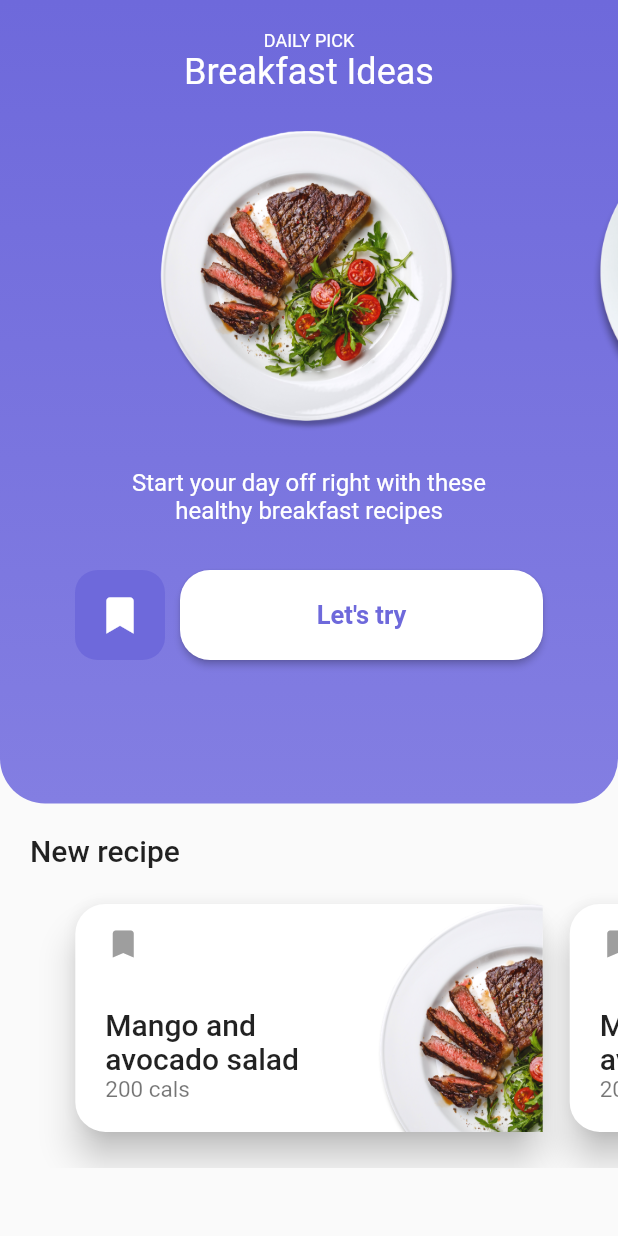
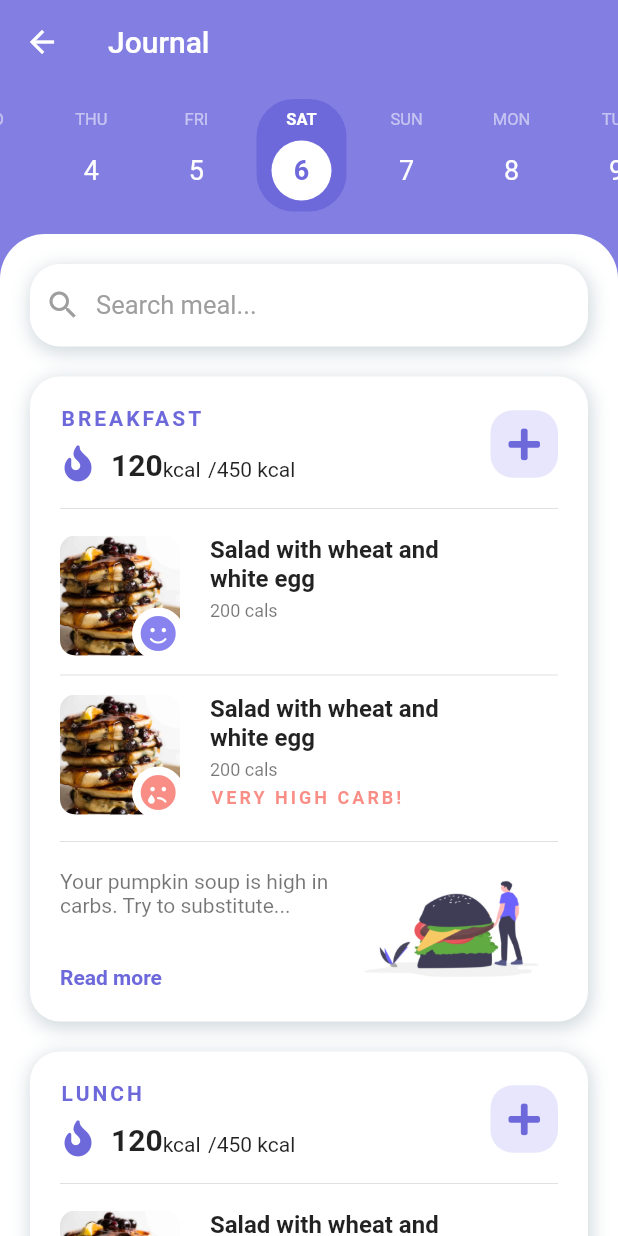
Before and after one commit to marcossevilla/ui-challenges, a Flutter app: the FitnessApp screen opened directly, after a tap on an icon or button, on a phone screen of 412 x 824 dp. Run offline on Flutter 3.47's test engine with Material 2 defaults, Android fonts, the phone set to English and light mode, and no system bars; our stand-ins replace animate_do, flutter_lorem, flutter_svg, flutter_swiper, font_awesome_flutter.

Commit message:
FitnessApp - Finished journal screen

```diff
--- /dev/null
+++ b/lib/src/fitness_app/extensions/date_ext.dart
@@ -0,0 +1,48 @@
+extension DateExt on DateTime {
+  static List<DateTime> getRandomDates(int length) {
+    DateTime now = DateTime.now();
+
+    List<DateTime> datesBefore = [];
+    List<DateTime> datesAfter = [];
+
+    for (int i = 0; i < length; i++) {
+      datesAfter.add(now.add(Duration(days: i + 1)));
+      datesBefore.add(now.subtract(Duration(days: i + 1)));
+    }
+
+    datesBefore.add(now);
+    datesBefore.addAll(datesAfter);
+    datesBefore.sort();
+
+    return datesBefore;
+  }
+
+  static String getDayStr(DateTime date) {
+    switch (date.weekday) {
+      case 1:
+        return 'Monday';
+        break;
+      case 2:
+        return 'Tuesday';
+        break;
+      case 3:
+        return 'Wednesday';
+        break;
+      case 4:
+        return 'Thursday';
+        break;
+      case 5:
+        return 'Friday';
+        break;
+      case 6:
+        return 'Saturday';
+        break;
+      case 7:
+        return 'Sunday';
+        break;
+      default:
+        return 'N/A';
+        break;
+    }
+  }
+}
--- /dev/null
+++ b/lib/src/fitness_app/extensions/string_ext.dart
@@ -0,0 +1,5 @@
+extension StringExt on String {
+  static String initials(String value) {
+    return value[0] + value[1] + value[2];
+  }
+}
--- a/lib/src/fitness_app/screens/daily_pick_screen.dart
+++ b/lib/src/fitness_app/screens/daily_pick_screen.dart
@@ -1,9 +1,12 @@
 import 'package:flutter/material.dart';
+
+import 'package:animate_do/animate_do.dart';
 import 'package:font_awesome_flutter/font_awesome_flutter.dart';
 
 import '../colors.dart';
 import '../widgets/buttons.dart';
 import '../widgets/cards.dart';
+import '../screens/journal_screen.dart';
 
 class FitnessApp extends StatelessWidget {
   @override
@@ -12,7 +15,7 @@ class FitnessApp extends StatelessWidget {
       body: Column(
         children: [
           // upper part
-          _DailyPick(),
+          SlideInDown(child: _DailyPick()),
           _NewRecipes(),
         ],
       ),
@@ -29,14 +32,16 @@ class _NewRecipes extends StatelessWidget {
       crossAxisAlignment: CrossAxisAlignment.start,
       children: [
         Container(
-          margin: const EdgeInsets.only(top: 20.0, left: 20.0),
+          margin: const EdgeInsets.only(top: 20.0, left: 45.0),
           width: double.infinity,
+          child: FadeIn(
             child: Text(
               'New recipe',
               style: Theme.of(context).textTheme.headline6,
             ),
           ),
-        _RecipeSlider(),
+        ),
+        SlideInRight(child: _RecipeSlider()),
       ],
     );
   }
@@ -83,21 +88,28 @@ class _DailyPick extends StatelessWidget {
         child: ListView(
           children: [
             SizedBox(height: 20.0),
-            Text(
+            SlideInDown(
+              child: Text(
                 'Daily pick'.toUpperCase(),
                 style: Theme.of(context).textTheme.caption.copyWith(
                       color: Colors.white,
                     ),
                 textAlign: TextAlign.center,
               ),
-            Text(
+            ),
+            SlideInDown(
+              child: Text(
                 'Breakfast Ideas',
                 style: Theme.of(context).textTheme.headline5.copyWith(
                       color: Colors.white,
                     ),
                 textAlign: TextAlign.center,
               ),
-            _MealSlider(),
+            ),
+            SlideInRight(
+              duration: Duration(seconds: 1),
+              child: _MealSlider(),
+            ),
             Text(
               'Start your day off right with these\nhealthy breakfast recipes',
               style: Theme.of(context)
@@ -107,7 +119,7 @@ class _DailyPick extends StatelessWidget {
               textAlign: TextAlign.center,
             ),
             SizedBox(height: 30.0),
-            _Buttons(),
+            SlideInRight(child: _Buttons()),
           ],
         ),
       ),
@@ -141,6 +153,9 @@ class _Buttons extends StatelessWidget {
                 textColor: darkPurple,
                 label: 'Let\'s try',
                 backgroundColor: Colors.white,
+                onPressed: () => Navigator.of(context).push(
+                  MaterialPageRoute(builder: (context) => JournalScreen()),
+                ),
               ),
             ),
           ),
@@ -150,24 +165,8 @@ class _Buttons extends StatelessWidget {
   }
 }
 
-class _MealSlider extends StatefulWidget {
+class _MealSlider extends StatelessWidget {
   const _MealSlider({Key key}) : super(key: key);
-
-  @override
-  __MealSliderState createState() => __MealSliderState();
-}
-
-class __MealSliderState extends State<_MealSlider> {
-  PageController _controller;
-
-  @override
-  void initState() {
-    _controller = PageController(
-      viewportFraction: 0.7,
-      initialPage: 0,
-    );
-    super.initState();
-  }
 
   @override
   Widget build(BuildContext context) {
@@ -176,7 +175,10 @@ class __MealSliderState extends State<_MealSlider> {
       height: 200,
       width: double.infinity,
       child: PageView(
-        controller: _controller,
+        controller: PageController(
+          viewportFraction: 0.6,
+          initialPage: 0,
+        ),
         physics: BouncingScrollPhysics(),
         children: [
           for (int i = 0; i < 4; i++)
--- a/lib/src/fitness_app/screens/journal_screen.dart
+++ b/lib/src/fitness_app/screens/journal_screen.dart
@@ -0,0 +1,370 @@
+import 'package:flutter/cupertino.dart';
+import 'package:flutter/material.dart';
+
+import 'package:animate_do/animate_do.dart';
+import 'package:font_awesome_flutter/font_awesome_flutter.dart';
+
+import '../colors.dart';
+import '../widgets/buttons.dart';
+import '../extensions/date_ext.dart';
+import '../extensions/string_ext.dart';
+
+class JournalScreen extends StatelessWidget {
+  @override
+  Widget build(BuildContext context) {
+    final dates = DateExt.getRandomDates(7);
+
+    return Scaffold(
+      appBar: AppBar(
+        title: SlideInUp(child: Text('Journal')),
+        backgroundColor: lightPurple,
+        elevation: 0.0,
+      ),
+      backgroundColor: lightPurple,
+      body: Column(
+        children: [
+          SlideInRight(child: _DateSlider(dates: dates)),
+          Expanded(
+            child: ClipRRect(
+              borderRadius: BorderRadius.only(
+                topLeft: Radius.circular(30.0),
+                topRight: Radius.circular(30.0),
+              ),
+              child: SlideInUp(
+                child: Container(
+                  width: double.infinity,
+                  color: Colors.white,
+                  child: ListView(
+                    children: [
+                      FadeInLeft(child: _SearchBar()),
+                      FadeInUp(child: _MealCard(title: 'Breakfast')),
+                      FadeInUp(child: _MealCard(title: 'Lunch')),
+                    ],
+                  ),
+                ),
+              ),
+            ),
+          )
+        ],
+      ),
+    );
+  }
+}
+
+class _MealCard extends StatelessWidget {
+  const _MealCard({Key key, this.title}) : super(key: key);
+
+  final String title;
+
+  @override
+  Widget build(BuildContext context) {
+    return ElevatedCard(
+      height: 430,
+      margin: const EdgeInsets.symmetric(horizontal: 20.0, vertical: 10.0),
+      padding: const EdgeInsets.all(20.0),
+      child: Column(
+        crossAxisAlignment: CrossAxisAlignment.start,
+        children: [
+          Row(
+            mainAxisAlignment: MainAxisAlignment.spaceBetween,
+            children: [
+              Column(
+                crossAxisAlignment: CrossAxisAlignment.start,
+                children: [
+                  Text(
+                    this.title.toUpperCase(),
+                    style: Theme.of(context).textTheme.headline6.copyWith(
+                          color: darkPurple,
+                          fontSize: 14.0,
+                          letterSpacing: 2,
+                          fontWeight: FontWeight.bold,
+                        ),
+                  ),
+                  SizedBox(height: 10.0),
+                  Row(
+                    crossAxisAlignment: CrossAxisAlignment.end,
+                    children: [
+                      Icon(FontAwesomeIcons.fire, color: darkPurple),
+                      SizedBox(width: 10.0),
+                      Text('120',
+                          style: TextStyle(
+                              fontWeight: FontWeight.bold, fontSize: 20.0)),
+                      Text('kcal'),
+                      SizedBox(width: 5.0),
+                      Text('/450 kcal'),
+                    ],
+                  ),
+                ],
+              ),
+              Container(
+                width: 45,
+                height: 45,
+                child: SmallButton(
+                  icon: FontAwesomeIcons.plus,
+                  iconColor: darkPurple,
+                  backgroundColor: lighterPurple.withOpacity(0.2),
+                ),
+              ),
+            ],
+          ),
+          SizedBox(height: 10.0),
+          Divider(),
+          SizedBox(height: 10.0),
+          _MealTile(),
+          SizedBox(height: 5.0),
+          Divider(),
+          SizedBox(height: 5.0),
+          _MealTile(isLow: false),
+          SizedBox(height: 10.0),
+          Divider(),
+          SizedBox(height: 10.0),
+          _Warning(),
+        ],
+      ),
+    );
+  }
+}
+
+class _Warning extends StatelessWidget {
+  const _Warning({Key key}) : super(key: key);
+
+  @override
+  Widget build(BuildContext context) {
+    return Row(
+      children: [
+        Container(
+          height: 80,
+          width: 190,
+          child: Column(
+            crossAxisAlignment: CrossAxisAlignment.start,
+            children: [
+              Text(
+                'Your pumpkin soup is high in carbs. Try to substitute...',
+                style: TextStyle(color: Colors.black54),
+              ),
+              Spacer(),
+              Text(
+                'Read more',
+                style: TextStyle(
+                  color: darkPurple,
+                  fontWeight: FontWeight.bold,
+                ),
+              ),
+            ],
+          ),
+        ),
+        Expanded(
+          child: Image.asset('assets/fitness_app/food.png', fit: BoxFit.cover),
+        ),
+      ],
+    );
+  }
+}
+
+class _MealTile extends StatelessWidget {
+  const _MealTile({Key key, this.isLow = true}) : super(key: key);
+
+  final bool isLow;
+
+  @override
+  Widget build(BuildContext context) {
+    return Row(
+      crossAxisAlignment: CrossAxisAlignment.start,
+      children: [
+        Stack(
+          children: [
+            Container(
+              height: 80,
+              width: 80,
+              decoration: BoxDecoration(
+                borderRadius: BorderRadius.circular(10.0),
+              ),
+              child: ClipRRect(
+                borderRadius: BorderRadius.circular(10.0),
+                child: Image.asset(
+                  'assets/fitness_app/pancakes.jpg',
+                  fit: BoxFit.cover,
+                ),
+              ),
+            ),
+            Positioned(
+              right: -3,
+              bottom: -3,
+              child: Container(
+                height: 35,
+                width: 35,
+                decoration: BoxDecoration(
+                  color: Colors.white,
+                  shape: BoxShape.circle,
+                ),
+                child: Icon(
+                  isLow
+                      ? FontAwesomeIcons.solidSmile
+                      : FontAwesomeIcons.solidSadTear,
+                  color: isLow ? lighterPurple : Colors.red.withOpacity(0.6),
+                ),
+              ),
+            ),
+          ],
+        ),
+        Container(
+          margin: const EdgeInsets.only(left: 20.0),
+          width: 180.0,
+          height: 80.0,
+          child: Column(
+            crossAxisAlignment: CrossAxisAlignment.start,
+            children: [
+              Text(
+                'Salad with wheat and white egg',
+                style: Theme.of(context)
+                    .textTheme
+                    .subtitle1
+                    .copyWith(fontWeight: FontWeight.bold),
+              ),
+              SizedBox(height: 5.0),
+              Text('200 cals', style: Theme.of(context).textTheme.caption),
+              SizedBox(height: 5.0),
+              if (!this.isLow)
+                Text(
+                  'Very high carb!'.toUpperCase(),
+                  style: Theme.of(context).textTheme.caption.copyWith(
+                        color: Colors.red.withOpacity(0.6),
+                        letterSpacing: 2,
+                        fontWeight: FontWeight.bold,
+                      ),
+                ),
+            ],
+          ),
+        ),
+      ],
+    );
+  }
+}
+
+class _SearchBar extends StatelessWidget {
+  const _SearchBar({Key key}) : super(key: key);
+
+  @override
+  Widget build(BuildContext context) {
+    return ElevatedCard(
+      padding: const EdgeInsets.only(left: 10.0),
+      margin: const EdgeInsets.only(
+          top: 20.0, left: 20.0, right: 20.0, bottom: 10.0),
+      height: 55,
+      child: Row(
+        children: [
+          Icon(Icons.search, color: Colors.grey),
+          SizedBox(width: 10.0),
+          Text(
+            'Search meal...',
+            style: TextStyle(color: Colors.grey, fontSize: 17.0),
+          ),
+        ],
+      ),
+    );
+  }
+}
+
+class ElevatedCard extends StatelessWidget {
+  const ElevatedCard({
+    Key key,
+    @required this.height,
+    @required this.child,
+    @required this.padding,
+    @required this.margin,
+  }) : super(key: key);
+
+  final double height;
+  final Widget child;
+  final EdgeInsets padding;
+  final EdgeInsets margin;
+
+  @override
+  Widget build(BuildContext context) {
+    return Container(
+      width: double.infinity,
+      height: this.height,
+      padding: this.padding,
+      margin: this.margin,
+      decoration: BoxDecoration(
+        borderRadius: BorderRadius.circular(20.0),
+        color: Colors.white,
+        boxShadow: [
+          BoxShadow(
+            color: Colors.blueGrey.withOpacity(0.3),
+            offset: Offset(1, 3),
+            blurRadius: 10,
+            spreadRadius: 1,
+          ),
+        ],
+      ),
+      child: this.child,
+    );
+  }
+}
+
+class _DateSlider extends StatelessWidget {
+  const _DateSlider({Key key, @required this.dates}) : super(key: key);
+
+  final List<DateTime> dates;
+
+  @override
+  Widget build(BuildContext context) {
+    return Container(
+      height: 100,
+      color: lightPurple,
+      child: PageView.builder(
+        controller: PageController(viewportFraction: 0.17, initialPage: 7),
+        itemCount: dates.length,
+        itemBuilder: (context, i) {
+          return _DateIndicator(date: dates[i]);
+        },
+      ),
+    );
+  }
+}
+
+class _DateIndicator extends StatelessWidget {
+  const _DateIndicator({Key key, @required this.date}) : super(key: key);
+
+  final DateTime date;
+
+  @override
+  Widget build(BuildContext context) {
+    final bool isToday = date.day == DateTime.now().day;
+
+    return Container(
+      margin: const EdgeInsets.only(right: 10.0, bottom: 15.0, top: 10.0),
+      height: 40,
+      width: 50.0,
+      decoration: BoxDecoration(
+        color: isToday ? darkPurple : lightPurple,
+        borderRadius: BorderRadius.circular(25.0),
+      ),
+      child: Column(
+        mainAxisAlignment: MainAxisAlignment.spaceEvenly,
+        children: [
+          Text(
+            StringExt.initials(DateExt.getDayStr(date)).toUpperCase(),
+            style: TextStyle(
+              color: isToday ? Colors.white : Colors.white54,
+              fontSize: 11.0,
+              fontWeight: isToday ? FontWeight.bold : FontWeight.normal,
+            ),
+          ),
+          CircleAvatar(
+            backgroundColor: isToday ? Colors.white : lightPurple,
+            child: Text(
+              date.day.toString(),
+              style: TextStyle(
+                color: isToday ? darkPurple : Colors.white,
+                fontSize: 18.0,
+                fontWeight: isToday ? FontWeight.bold : FontWeight.normal,
+              ),
+            ),
+          ),
+        ],
+      ),
+    );
+  }
+}
--- a/lib/src/fitness_app/widgets/buttons.dart
+++ b/lib/src/fitness_app/widgets/buttons.dart
@@ -4,18 +4,20 @@ class SmallButton extends StatelessWidget {
   final IconData icon;
   final Color iconColor;
   final Color backgroundColor;
+  final Function onPressed;
 
   const SmallButton({
     Key key,
     this.backgroundColor,
     this.iconColor,
     this.icon,
+    this.onPressed,
   }) : super(key: key);
 
   @override
   Widget build(BuildContext context) {
     return GestureDetector(
-      onTap: () {},
+      onTap: this.onPressed,
       child: Container(
         height: 60,
         width: 60,
@@ -36,12 +38,14 @@ class LargeButton extends StatelessWidget {
   final String label;
   final Color textColor;
   final Color backgroundColor;
+  final Function onPressed;
 
   const LargeButton({
     Key key,
+    this.label,
+    this.onPressed,
+    this.textColor,
     this.backgroundColor,
-    this.textColor,
-    this.label,
   }) : super(key: key);
 
   @override
@@ -56,7 +60,7 @@ class LargeButton extends StatelessWidget {
         ),
       ),
       color: this.backgroundColor,
-      onPressed: () {},
+      onPressed: this.onPressed,
       shape: RoundedRectangleBorder(
         borderRadius: BorderRadius.circular(20.0),
       ),
--- a/lib/src/fitness_app/widgets/cards.dart
+++ b/lib/src/fitness_app/widgets/cards.dart
@@ -18,6 +18,7 @@ class RecipeCard extends StatelessWidget {
           borderRadius: BorderRadius.circular(20.0),
         ),
         child: ClipRRect(
+          borderRadius: BorderRadius.circular(20.0),
           child: Container(
             child: Stack(
               children: [
@@ -33,7 +34,7 @@ class RecipeCard extends StatelessWidget {
                     width: 200,
                     child: Image.asset('assets/fitness_app/meal-$index.png'),
                   ),
-                )
+                ),
               ],
             ),
           ),
@@ -44,9 +45,7 @@ class RecipeCard extends StatelessWidget {
 }
 
 class _RecipeData extends StatelessWidget {
-  const _RecipeData({
-    Key key,
-  }) : super(key: key);
+  const _RecipeData({Key key}) : super(key: key);
 
   @override
   Widget build(BuildContext context) {
@@ -56,10 +55,11 @@ class _RecipeData extends StatelessWidget {
         Icon(Icons.bookmark, color: Colors.grey),
         SizedBox(height: 30.0),
         Container(
-          width: 170,
+          width: 140,
           child: Text(
             'Mango and avocado salad',
-            style: Theme.of(context).textTheme.headline6,
+            style:
+                Theme.of(context).textTheme.headline6.copyWith(fontSize: 18.0),
           ),
         ),
         Text(
```
Also changed, not shown: assets/fitness_app/food.png (added). Lines whose indentation alone changed are shown as unchanged.
